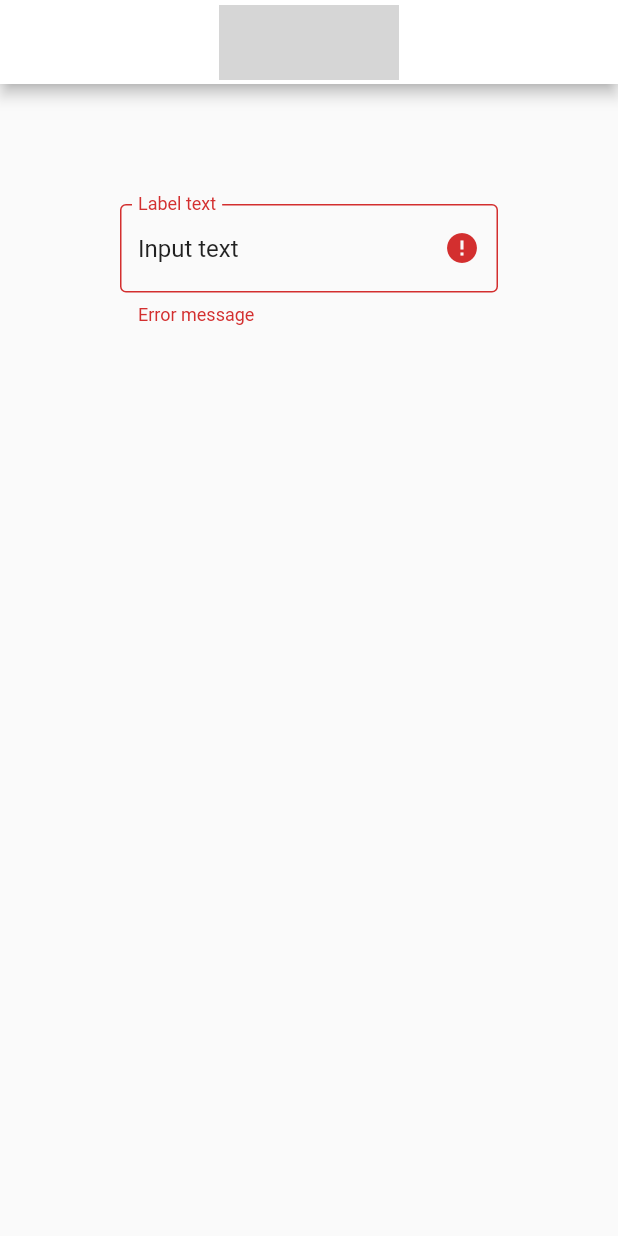
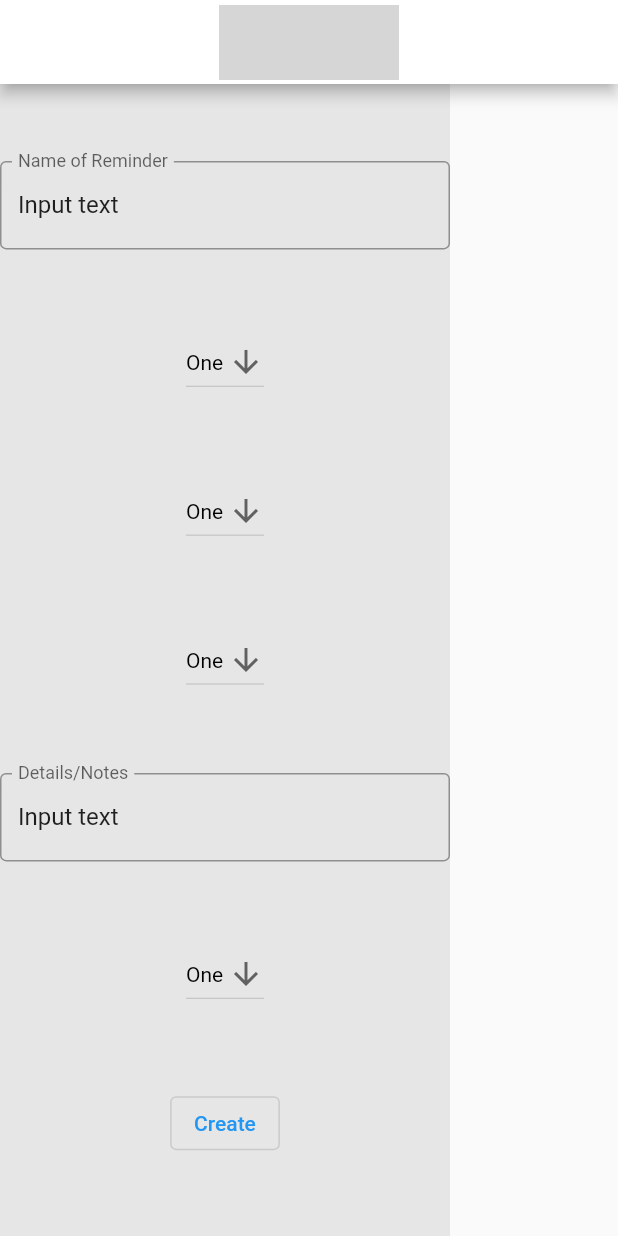
Before and after one commit to tobias-mack/tabmind, a Flutter app: the CreationPageView screen opened directly, on a phone screen of 412 x 824 dp. Run offline on Flutter 3.47's test engine with Material 2 defaults, Android fonts, the phone set to English and light mode, and no system bars; our stand-ins replace flutter_riverpod, freezed_annotation; grey boxes are pictures that could not be loaded.

Commit message:
Simple build of Creation Page

```diff
--- a/lib/pages/creationPage/creationPage_view.dart
+++ b/lib/pages/creationPage/creationPage_view.dart
@@ -28,25 +28,105 @@ class CreationPageView extends ConsumerWidget {
           ),
           centerTitle: true,
         ),
-        body:  Padding(
-          padding: EdgeInsets.all(80),
-          child: TextFormField(
-            initialValue: 'Input text',
-            decoration: const InputDecoration(
-              labelText: 'Label text',
-              errorText: 'Error message',
-              border: OutlineInputBorder(),
-              suffixIcon: Icon(
-                Icons.error,
+//         body:  Padding(
+//           padding: EdgeInsets.all(80),
+//           child: TextFormField(
+//             initialValue: 'Input text',
+//             decoration: const InputDecoration(
+//               labelText: 'Label text',
+//               errorText: 'Error message',
+//               border: OutlineInputBorder(),
+//               suffixIcon: Icon(
+//                 Icons.error,
+//               ),
+//             ),
+//           ),
+//         ),
+//     );
+//
+//   }
+// }
+      body: Container(
+        width: 300,
+        color: Color.fromARGB(100, 200, 200, 200),
+        child: Column(
+          mainAxisAlignment: MainAxisAlignment.spaceEvenly,
+          //          verticalDirection: VerticalDirection.up,
+          crossAxisAlignment: CrossAxisAlignment.center,
+          //          textBaseline: TextBaseline.alphabetic,
+          //          mainAxisSize: MainAxisSize.min,
+
+          children: [
+            TextFormField(
+              initialValue: 'Input text',
+              decoration: InputDecoration(
+                labelText: 'Name of Reminder',
+                border: OutlineInputBorder(),
               ),
             ),
-          ),
+
+            MyStatefulWidget(),
+
+            MyStatefulWidget(),
+
+            MyStatefulWidget(),
+
+            TextFormField(
+              initialValue: 'Input text',
+              decoration: InputDecoration(
+                labelText: 'Details/Notes',
+                border: OutlineInputBorder(),
+              ),
+            ),
+            MyStatefulWidget(),
+
+            //hier eigentlich Time picker Widget
+
+            OutlinedButton(
+              onPressed: () {
+                // Respond to button press
+              },
+              child: Text("Create"),
+            ),
+          ],
         ),
+      ),
     );
-
   }
 }
 
+class MyStatefulWidget extends StatefulWidget {
+  const MyStatefulWidget({Key? key}) : super(key: key);
+
+  @override
+  State<MyStatefulWidget> createState() => _MyStatefulWidgetState();
+}
+
+class _MyStatefulWidgetState extends State<MyStatefulWidget> {
+  String dropdownValue = 'One';
+
+  @override
+  Widget build(BuildContext context) {
+    return DropdownButton<String>(
+      value: dropdownValue,
+      icon: const Icon(Icons.arrow_downward),
+      elevation: 16,
+      style: const TextStyle(color: Colors.black),
+      onChanged: (String? newValue) {
+        setState(() {
+          dropdownValue = newValue!;
+        });
+      },
+      items: <String>['One', 'Two', 'Free', 'Four']
+          .map<DropdownMenuItem<String>>((String value) {
+        return DropdownMenuItem<String>(
+          value: value,
+          child: Text(value),
+        );
+      }).toList(),
+    );
+  }
+}
 
 abstract class CreationPageController extends StateNotifier<CreationPageModel> {
   CreationPageController(CreationPageModel state) : super(state);
```
